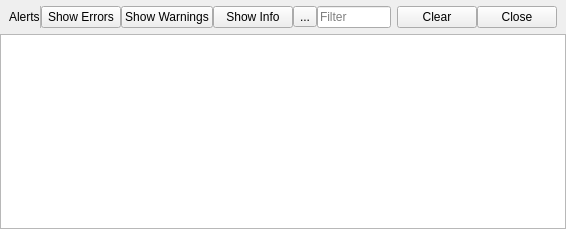
Before: the Qt Designer form WidgetsModule/Notifier/notifyconsole.ui in HowCanidothis/DevLib, drawn with Qt 5.
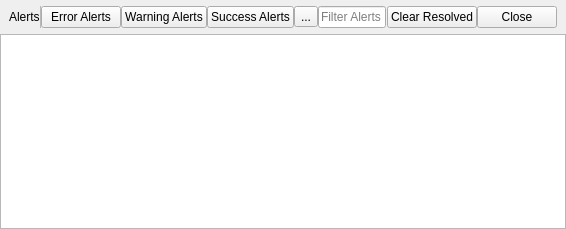
After: the same form once the commit is applied.

Patch:
```diff
--- a/WidgetsModule/Notifier/notifyconsole.ui
+++ b/WidgetsModule/Notifier/notifyconsole.ui
@@ -75,7 +75,7 @@
      <item>
       <widget class="QPushButton" name="BtnShowErrors">
        <property name="text">
-        <string>Show Errors</string>
+        <string>Error Alerts</string>
        </property>
        <property name="checkable">
         <bool>true</bool>
@@ -88,7 +88,7 @@
         <string>Show Warnings</string>
        </property>
        <property name="text">
-        <string>Show Warnings</string>
+        <string>Warning Alerts</string>
        </property>
        <property name="checkable">
         <bool>true</bool>
@@ -98,7 +98,7 @@
      <item>
       <widget class="QPushButton" name="BtnShowInfo">
        <property name="text">
-        <string>Show Info</string>
+        <string>Success Alerts</string>
        </property>
        <property name="checkable">
         <bool>true</bool>
@@ -115,7 +115,7 @@
      <item>
       <widget class="QLineEdit" name="Filter">
        <property name="placeholderText">
-        <string>Filter</string>
+        <string>Filter Alerts</string>
        </property>
       </widget>
      </item>
@@ -138,7 +138,7 @@
         <string>Clear</string>
        </property>
        <property name="text">
-        <string>Clear</string>
+        <string>Clear Resolved</string>
        </property>
       </widget>
      </item>
```
